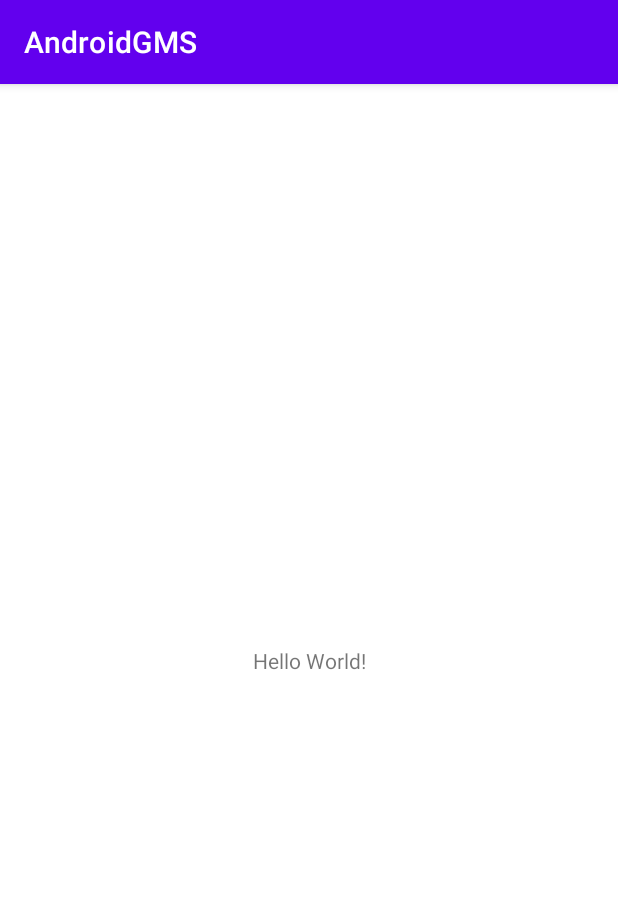
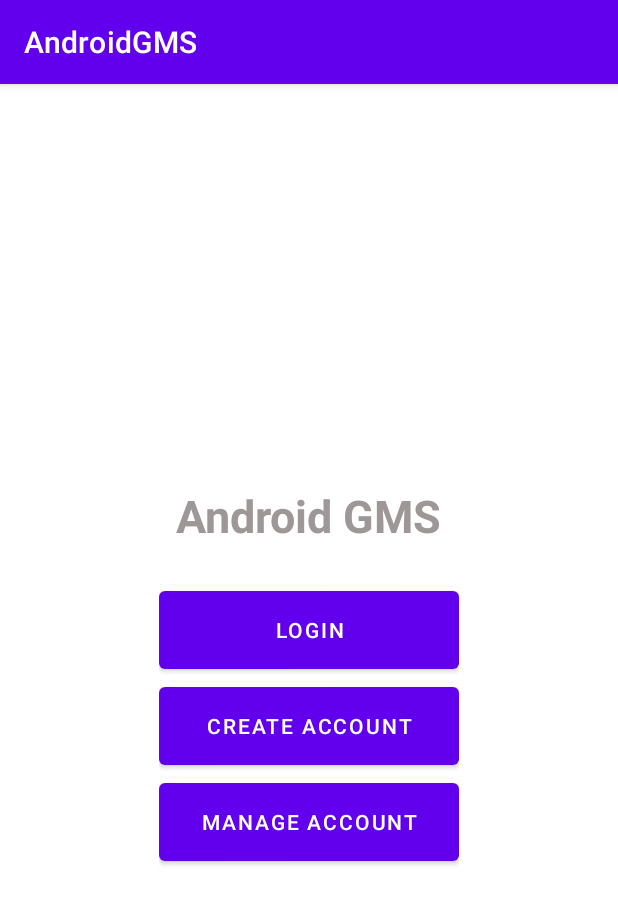
Before and after one commit to mikeladkins/AndroidGMS, an Android app: the screen it shows after launch (MainActivity), on a phone screen of 412 x 824 dp. Shown: the top 904 px of the screen. Run offline under Robolectric (Android 15) with nearby library versions, the light colour scheme and no system bars.

Commit message:
Adding layout for main menu, updating gitignore.

```diff
--- a/app/src/main/res/layout/activity_main.xml
+++ b/app/src/main/res/layout/activity_main.xml
@@ -1,18 +1,42 @@
 <?xml version="1.0" encoding="utf-8"?>
-<androidx.constraintlayout.widget.ConstraintLayout xmlns:android="http://schemas.android.com/apk/res/android"
-    xmlns:app="http://schemas.android.com/apk/res-auto"
-    xmlns:tools="http://schemas.android.com/tools"
+<LinearLayout xmlns:android="http://schemas.android.com/apk/res/android"
     android:layout_width="match_parent"
     android:layout_height="match_parent"
-    tools:context=".MainActivity">
+    android:gravity="center"
+    android:orientation="vertical">
 
     <TextView
+        android:id="@+id/text_title"
         android:layout_width="wrap_content"
         android:layout_height="wrap_content"
-        android:text="Hello World!"
-        app:layout_constraintBottom_toBottomOf="parent"
-        app:layout_constraintLeft_toLeftOf="parent"
-        app:layout_constraintRight_toRightOf="parent"
-        app:layout_constraintTop_toTopOf="parent" />
+        android:padding="24dp"
+        android:text="@string/text_title"
+        android:textColor="#9E9797"
+        android:textSize="30sp"
+        android:textStyle="bold" />
 
-</androidx.constraintlayout.widget.ConstraintLayout>
+    <LinearLayout
+        android:layout_width="wrap_content"
+        android:layout_height="wrap_content"
+        android:orientation="vertical"
+        android:id="@+id/ButtonLayout">
+
+        <Button
+            android:layout_width="200dp"
+            android:layout_height="64dp"
+            android:text="@string/button_login"
+            android:id="@+id/ButtonLogin"/>
+
+        <Button
+            android:layout_width="200dp"
+            android:layout_height="64dp"
+            android:text="@string/button_createAccount"
+            android:id="@+id/ButtonCreateAccount"/>
+
+        <Button
+            android:layout_width="200dp"
+            android:layout_height="64dp"
+            android:text="@string/button_manageAccount"
+            android:id="@+id/ButtonManageAccount" />
+    </LinearLayout>
+</LinearLayout>
--- a/app/src/main/res/values/strings.xml
+++ b/app/src/main/res/values/strings.xml
@@ -1,3 +1,7 @@
 <resources>
     <string name="app_name">AndroidGMS</string>
+    <string name="text_title">Android GMS</string>
+    <string name="button_login">Login</string>
+    <string name="button_createAccount">Create Account</string>
+    <string name="button_manageAccount">Manage Account</string>
 </resources>
```
Also changed, not shown: 1 other file.
